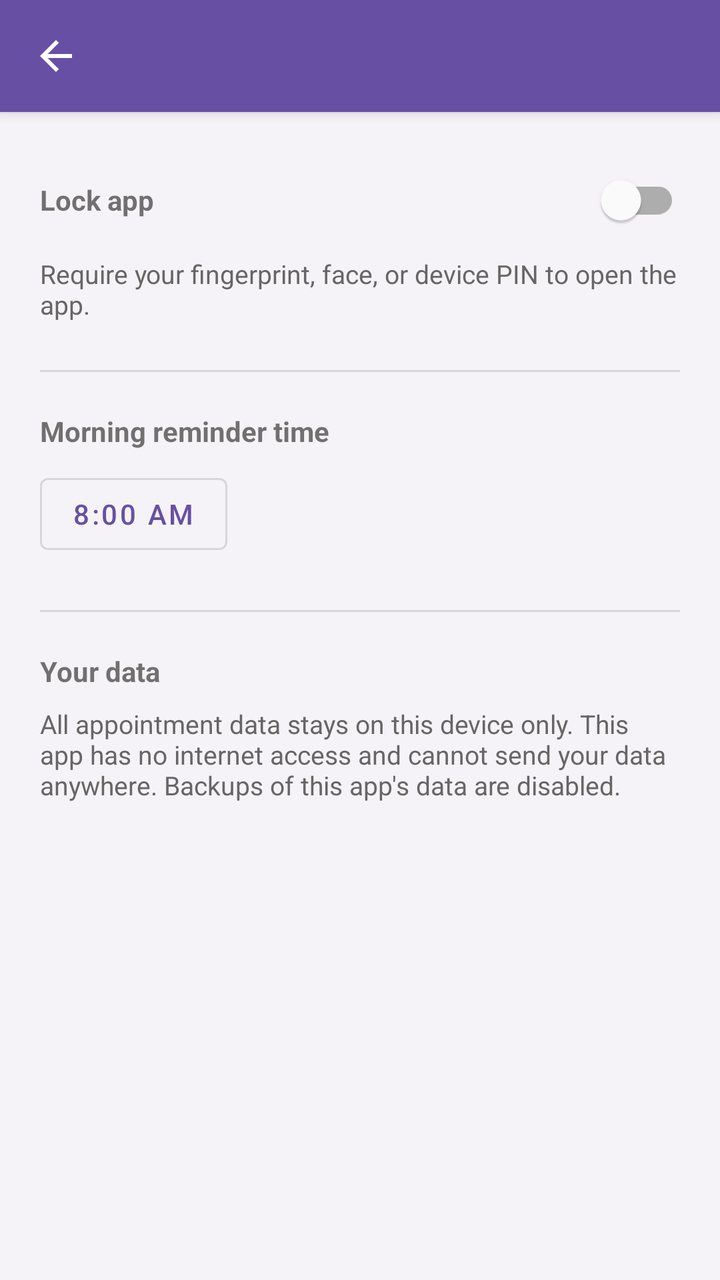
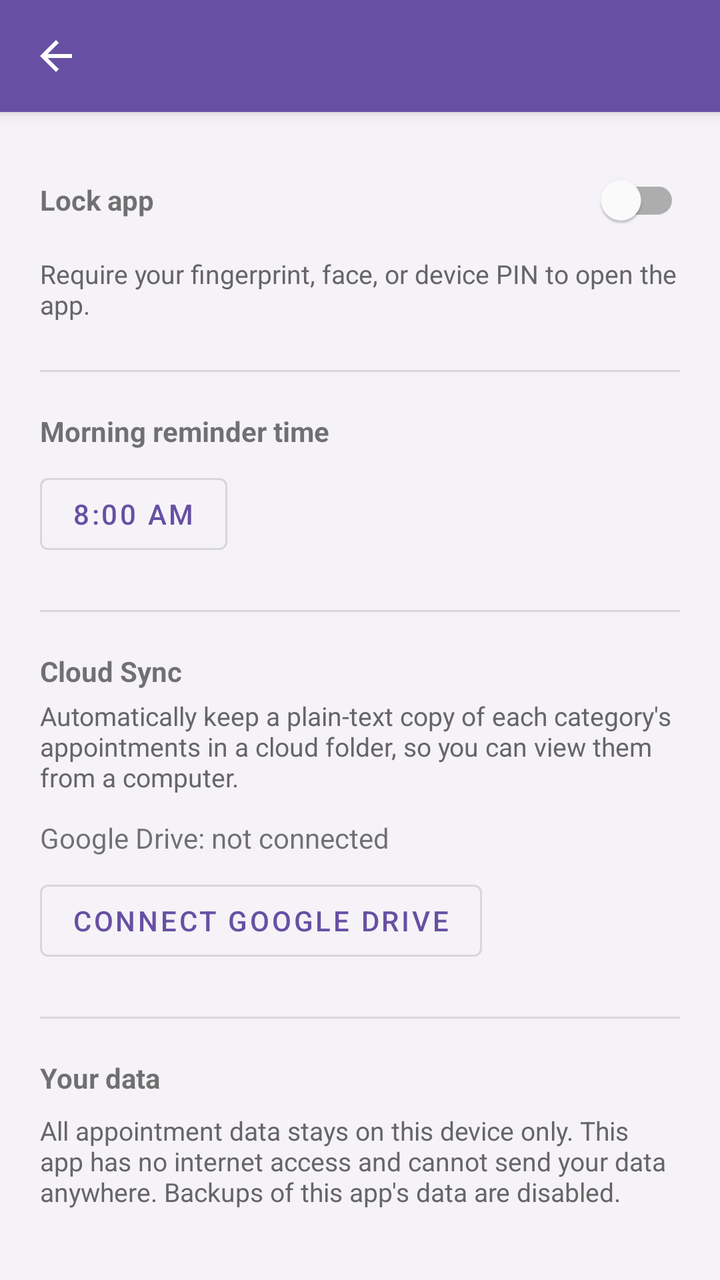

The first picture is an Android layout as it rendered before a commit; the second is the same layout after the commit. The layout source and the unified diff follow.
<!-- AndroidManifest.xml: application theme Theme.TherapyTracker -->
<!-- res/layout/activity_settings.xml -->
<?xml version="1.0" encoding="utf-8"?>
<androidx.coordinatorlayout.widget.CoordinatorLayout xmlns:android="http://schemas.android.com/apk/res/android"
    xmlns:app="http://schemas.android.com/apk/res-auto"
    android:layout_width="match_parent"
    android:layout_height="match_parent"
    android:background="@color/background">

    <com.google.android.material.appbar.AppBarLayout
        android:layout_width="match_parent"
        android:layout_height="wrap_content">

        <com.google.android.material.appbar.MaterialToolbar
            android:id="@+id/toolbar"
            android:layout_width="match_parent"
            android:layout_height="?attr/actionBarSize"
            android:background="?attr/colorPrimary"
            android:title="@string/settings_title"
            android:titleTextColor="@color/white"
            app:navigationIcon="@drawable/ic_back" />

    </com.google.android.material.appbar.AppBarLayout>

    <androidx.core.widget.NestedScrollView
        android:layout_width="match_parent"
        android:layout_height="match_parent"
        app:layout_behavior="@string/appbar_scrolling_view_behavior">

    <LinearLayout
        android:layout_width="match_parent"
        android:layout_height="wrap_content"
        android:orientation="vertical"
        android:padding="20dp">

        <LinearLayout
            android:layout_width="match_parent"
            android:layout_height="wrap_content"
            android:orientation="horizontal"
            android:gravity="center_vertical"
            android:layout_marginBottom="4dp">

            <TextView
                android:layout_width="0dp"
                android:layout_height="wrap_content"
                android:layout_weight="1"
                android:text="@string/app_lock_label"
                android:textStyle="bold" />

            <com.google.android.material.switchmaterial.SwitchMaterial
                android:id="@+id/switchAppLock"
                android:layout_width="wrap_content"
                android:layout_height="wrap_content" />

        </LinearLayout>

        <TextView
            android:layout_width="match_parent"
            android:layout_height="wrap_content"
            android:text="@string/app_lock_description"
            android:textColor="#666666"
            android:textSize="13sp"
            android:layout_marginBottom="24dp" />

        <com.google.android.material.divider.MaterialDivider
            android:layout_width="match_parent"
            android:layout_height="wrap_content"
            android:layout_marginBottom="20dp" />

        <TextView
            android:layout_width="wrap_content"
            android:layout_height="wrap_content"
            android:text="@string/morning_reminder_label"
            android:textStyle="bold"
            android:layout_marginBottom="8dp" />

        <com.google.android.material.button.MaterialButton
            android:id="@+id/btnMorningTime"
            style="@style/Widget.MaterialComponents.Button.OutlinedButton"
            android:layout_width="wrap_content"
            android:layout_height="wrap_content"
            android:layout_marginBottom="24dp"
            android:text="8:00 AM" />

        <com.google.android.material.divider.MaterialDivider
            android:layout_width="match_parent"
            android:layout_height="wrap_content"
            android:layout_marginBottom="20dp" />

        <TextView
            android:layout_width="wrap_content"
            android:layout_height="wrap_content"
            android:text="@string/security_info_title"
            android:textStyle="bold"
            android:layout_marginBottom="8dp" />

        <TextView
            android:layout_width="match_parent"
            android:layout_height="wrap_content"
            android:text="@string/security_info_body"
            android:textColor="#666666"
            android:textSize="13sp" />

    </LinearLayout>

    </androidx.core.widget.NestedScrollView>

</androidx.coordinatorlayout.widget.CoordinatorLayout>
<!-- resources referenced by this layout -->
<resources>
  <color name="background">#F5F3F7</color>
  <color name="white">#FFFFFFFF</color>
  <!-- drawable ic_back (drawable) -->
  <vector xmlns:android="http://schemas.android.com/apk/res/android"
      android:width="24dp"
      android:height="24dp"
      android:viewportWidth="24"
      android:viewportHeight="24"
      android:tint="#FFFFFFFF">
      <path
          android:fillColor="#FF000000"
          android:pathData="M20,11H7.83l5.59,-5.59L12,4l-8,8l8,8l1.41,-1.41L7.83,13H20v-2z" />
  </vector>
  <string name="app_lock_description">Require your fingerprint, face, or device PIN to open the app.</string>
  <string name="app_lock_label">Lock app</string>
  <string name="morning_reminder_label">Morning reminder time</string>
  <string name="security_info_body">All appointment data stays on this device only. This app has no internet access and cannot send your data anywhere. Backups of this app\'s data are disabled.</string>
  <string name="security_info_title">Your data</string>
  <string name="settings_title">Settings</string>
  <style name="Theme.TherapyTracker" parent="Theme.MaterialComponents.Light.NoActionBar">
          <item name="colorPrimary">@color/purple_500</item>
          <item name="colorPrimaryVariant">@color/purple_700</item>
          <item name="colorOnPrimary">@color/white</item>
          <item name="colorSecondary">@color/teal_200</item>
          <item name="colorSecondaryVariant">@color/teal_700</item>
          <item name="colorOnSecondary">@color/black</item>
          <item name="android:statusBarColor">?attr/colorPrimaryVariant</item>
      </style>
  <color name="purple_500">#6750A4</color>
  <color name="purple_700">#4F378B</color>
  <color name="teal_200">#03DAC5</color>
  <color name="teal_700">#018786</color>
  <color name="black">#FF000000</color>
</resources>

<!-- the commit's change to res/layout/activity_settings.xml (unified diff, before → after) -->
@@ -88,6 +88,42 @@
         <TextView
             android:layout_width="wrap_content"
             android:layout_height="wrap_content"
+            android:text="@string/cloud_sync_title"
+            android:textStyle="bold"
+            android:layout_marginBottom="4dp" />
+
+        <TextView
+            android:layout_width="match_parent"
+            android:layout_height="wrap_content"
+            android:text="@string/cloud_sync_description"
+            android:textColor="#666666"
+            android:textSize="13sp"
+            android:layout_marginBottom="12dp" />
+
+        <TextView
+            android:id="@+id/tvGoogleDriveStatus"
+            android:layout_width="match_parent"
+            android:layout_height="wrap_content"
+            android:text="@string/drive_not_connected"
+            android:textSize="14sp"
+            android:layout_marginBottom="8dp" />
+
+        <com.google.android.material.button.MaterialButton
+            android:id="@+id/btnConnectGoogleDrive"
+            style="@style/Widget.MaterialComponents.Button.OutlinedButton"
+            android:layout_width="wrap_content"
+            android:layout_height="wrap_content"
+            android:text="@string/connect_google_drive"
+            android:layout_marginBottom="24dp" />
+
+        <com.google.android.material.divider.MaterialDivider
+            android:layout_width="match_parent"
+            android:layout_height="wrap_content"
+            android:layout_marginBottom="20dp" />
+
+        <TextView
+            android:layout_width="wrap_content"
+            android:layout_height="wrap_content"
             android:text="@string/security_info_title"
             android:textStyle="bold"
             android:layout_marginBottom="8dp" />
<!-- resource entries referenced after the edit -->
@@ -15,6 +15,10 @@
   </vector>
   <string name="app_lock_description">Require your fingerprint, face, or device PIN to open the app.</string>
   <string name="app_lock_label">Lock app</string>
+  <string name="cloud_sync_description">Automatically keep a plain-text copy of each category\'s appointments in a cloud folder, so you can view them from a computer.</string>
+  <string name="cloud_sync_title">Cloud Sync</string>
+  <string name="connect_google_drive">Connect Google Drive</string>
+  <string name="drive_not_connected">Google Drive: not connected</string>
   <string name="morning_reminder_label">Morning reminder time</string>
   <string name="security_info_body">All appointment data stays on this device only. This app has no internet access and cannot send your data anywhere. Backups of this app\'s data are disabled.</string>
   <string name="security_info_title">Your data</string>
